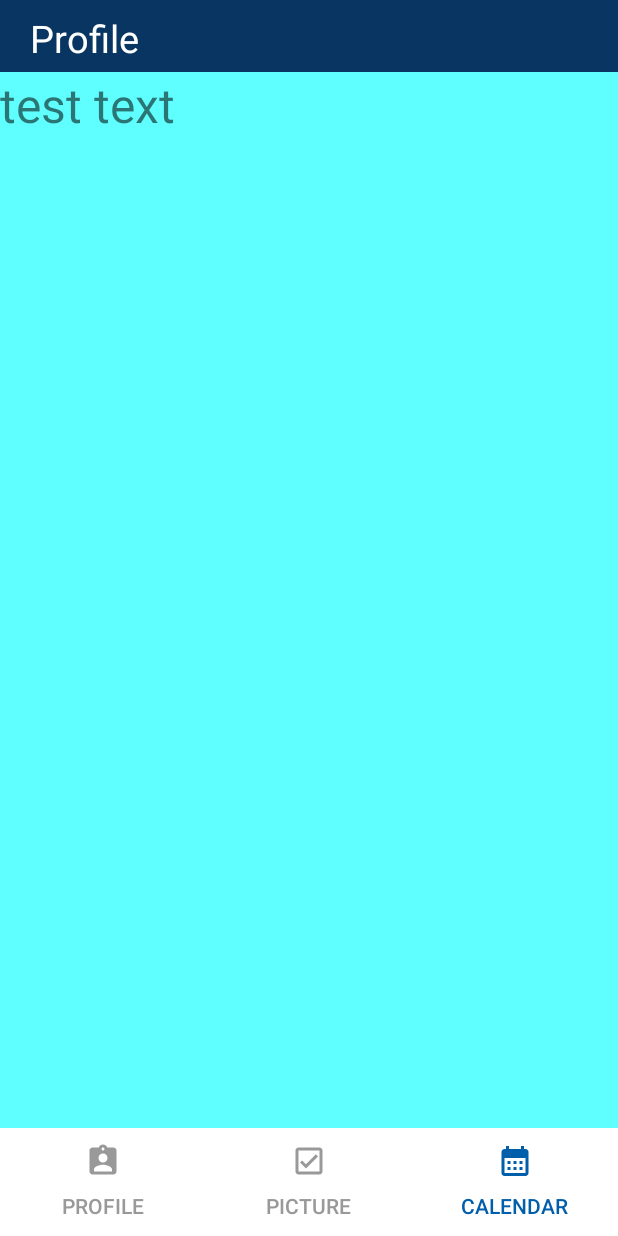
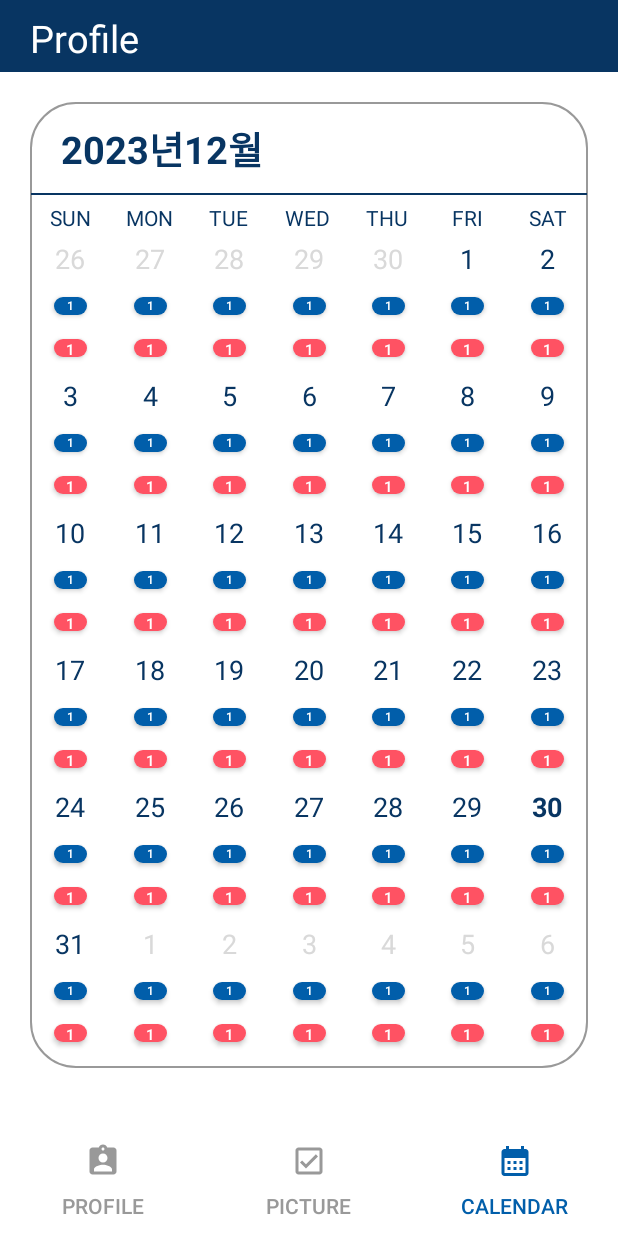
Before and after one commit to jiseop9083/CheckItOut, an Android app: the screen it shows after launch (MainActivity), item 3 of the bottom bar chosen, on a phone screen of 412 x 824 dp. Run offline under Robolectric (Android 15) with nearby library versions, the phone set to English and light mode, and no system bars.

Commit message:
[feat] tab3 캘린더 구현

```diff
--- a/app/src/main/java/com/example/madcampweek1/MainActivity.kt
+++ b/app/src/main/java/com/example/madcampweek1/MainActivity.kt
@@ -5,7 +5,6 @@ import android.os.Bundle
 import com.example.madcampweek1.databinding.ActivityMainBinding
 import androidx.viewpager2.widget.ViewPager2
 import com.google.android.material.tabs.TabLayoutMediator
-import org.json.JSONObject
 
 class MainActivity : AppCompatActivity() {
 
--- /dev/null
+++ b/app/src/main/res/layout/calendar_item.xml
@@ -0,0 +1,47 @@
+<?xml version="1.0" encoding="utf-8"?>
+<androidx.constraintlayout.widget.ConstraintLayout
+    xmlns:android="http://schemas.android.com/apk/res/android"
+    android:layout_width="match_parent"
+    android:layout_height="wrap_content"
+    xmlns:app="http://schemas.android.com/apk/res-auto">
+
+    <TextView
+        android:id="@+id/item_calendar_date_text"
+        android:layout_width="match_parent"
+        android:layout_height="wrap_content"
+        android:text="1"
+        android:textSize="18sp"
+        android:gravity="center_horizontal|top"
+        style="@style/DateTextStyle"
+        app:layout_constraintTop_toTopOf="parent"
+        app:layout_constraintStart_toStartOf="parent"
+        app:layout_constraintEnd_toEndOf="parent"
+        />
+
+    <Button
+        android:id="@+id/attend_btn"
+        android:layout_width="22dp"
+        android:layout_height="12dp"
+        android:background="@drawable/attend_btn"
+        android:textColor="@color/white"
+        android:text="1"
+        android:textSize="8dp"
+        app:layout_constraintBottom_toTopOf="@+id/absence_btn"
+        app:layout_constraintEnd_toEndOf="parent"
+        app:layout_constraintStart_toStartOf="parent"
+        app:layout_constraintTop_toBottomOf="@+id/item_calendar_date_text" />
+
+    <Button
+        android:id="@+id/absence_btn"
+        android:layout_width="22dp"
+        android:layout_height="12dp"
+        android:layout_marginTop="2dp"
+        android:background="@drawable/absence_btn"
+        android:textColor="@color/white"
+        android:text="1"
+        android:textSize="10dp"
+        app:layout_constraintBottom_toBottomOf="parent"
+        app:layout_constraintEnd_toEndOf="parent"
+        app:layout_constraintStart_toStartOf="parent"
+        app:layout_constraintTop_toBottomOf="@+id/attend_btn" />
+</androidx.constraintlayout.widget.ConstraintLayout>
--- a/app/src/main/res/layout/fragment_calendar.xml
+++ b/app/src/main/res/layout/fragment_calendar.xml
@@ -1,18 +1,24 @@
 <?xml version="1.0" encoding="utf-8"?>
-<FrameLayout xmlns:android="http://schemas.android.com/apk/res/android"
+<androidx.constraintlayout.widget.ConstraintLayout xmlns:android="http://schemas.android.com/apk/res/android"
     xmlns:tools="http://schemas.android.com/tools"
     android:layout_width="match_parent"
     android:layout_height="match_parent"
-    android:gravity="center"
-    android:orientation="vertical"
-    android:background="#5fffff"
-    tools:context=".Calendar">
+    xmlns:app="http://schemas.android.com/apk/res-auto"
+    tools:context="com.example.madcampweek1.Calendar">
+    <!-- tools:context는 어떤 컨텍스트와 연결되는지 나타냄 (실행에는 영향 x)-->
 
-<TextView
-    android:id="@+id/test"
-    android:layout_width="wrap_content"
-    android:layout_height="wrap_content"
-    android:text="test text"
-    android:textSize="32sp" />
+    <androidx.viewpager2.widget.ViewPager2
+        android:id="@+id/calendarViewPager"
+        android:layout_width="match_parent"
+        android:layout_height="match_parent"
+        android:layout_marginTop="20dp"
+        android:layout_marginRight="20dp"
+        android:layout_marginLeft="20dp"
+        android:layout_marginBottom="40dp"
+        app:layout_constraintTop_toTopOf="parent"
+        app:layout_constraintBottom_toBottomOf="parent"
+        app:layout_constraintStart_toStartOf="parent"
+        app:layout_constraintEnd_toEndOf="parent"
+        />
 
-</FrameLayout>
+</androidx.constraintlayout.widget.ConstraintLayout>
--- /dev/null
+++ b/app/src/main/res/layout/fragment_calendar_page.xml
@@ -0,0 +1,91 @@
+<?xml version="1.0" encoding="utf-8"?>
+<LinearLayout xmlns:android="http://schemas.android.com/apk/res/android"
+    xmlns:tools="http://schemas.android.com/tools"
+    android:layout_width="match_parent"
+    android:layout_height="match_parent"
+
+    android:background="@drawable/round_image"
+    xmlns:app="http://schemas.android.com/apk/res-auto"
+    android:orientation="vertical">
+
+    <TextView
+        android:id="@+id/calendar_year_month_text"
+        android:layout_width="match_parent"
+        android:layout_height="60dp"
+        android:text="2024년 01월"
+        android:textSize="25sp"
+        android:textStyle="bold"
+        android:gravity="center_vertical|start"
+        android:layout_marginStart="20dp"
+        style="@style/DateTextStyle"/>
+
+    <View
+        android:id="@+id/div"
+        android:layout_width="match_parent"
+        android:layout_height="1dp"
+        android:background="@color/darkBlue" />
+
+    <LinearLayout
+        android:id="@+id/calendar_header"
+        android:layout_width="match_parent"
+        android:layout_height="30dp"
+        android:gravity="center_vertical"
+        android:orientation="horizontal">
+        <TextView android:layout_width="0dp"
+            android:layout_height="wrap_content"
+            android:layout_weight="1"
+            android:gravity="center_horizontal"
+            android:text="SUN"
+            style="@style/DateTextStyle"/>
+        <TextView android:layout_width="0dp"
+            android:layout_height="wrap_content"
+            android:layout_weight="1"
+            android:gravity="center_horizontal"
+            android:text="MON"
+            style="@style/DateTextStyle"/>
+        <TextView android:layout_width="0dp"
+            android:layout_height="wrap_content"
+            android:layout_weight="1"
+            android:gravity="center_horizontal"
+            android:text="TUE"
+            style="@style/DateTextStyle"/>
+        <TextView android:layout_width="0dp"
+            android:layout_height="wrap_content"
+            android:layout_weight="1"
+            android:gravity="center_horizontal"
+            android:text="WED"
+            style="@style/DateTextStyle"/>
+        <TextView android:layout_width="0dp"
+            android:layout_height="wrap_content"
+            android:layout_weight="1"
+            android:gravity="center_horizontal"
+            android:text="THU"
+            style="@style/DateTextStyle"/>
+        <TextView android:layout_width="0dp"
+            android:layout_height="wrap_content"
+            android:layout_weight="1"
+            android:gravity="center_horizontal"
+            android:text="FRI"
+            style="@style/DateTextStyle"/>
+        <TextView android:layout_width="0dp"
+            android:layout_height="wrap_content"
+            android:layout_weight="1"
+            android:gravity="center_horizontal"
+            android:text="SAT"
+            style="@style/DateTextStyle"/>
+
+    </LinearLayout>
+    <LinearLayout
+        android:id="@+id/calendar_layout"
+        android:layout_width="match_parent"
+        android:layout_height="match_parent">
+        <androidx.recyclerview.widget.RecyclerView
+            android:id="@+id/calendar_view"
+            android:layout_width="match_parent"
+            android:layout_height="match_parent"
+            app:spanCount="7"
+            android:adjustViewBounds="true"
+            app:layout_constrainedHeight="true"
+            />
+    </LinearLayout>
+</LinearLayout>
--- a/app/src/main/res/layout/fragment_picture.xml
+++ b/app/src/main/res/layout/fragment_picture.xml
@@ -4,7 +4,7 @@
     xmlns:tools="http://schemas.android.com/tools"
     android:layout_width="match_parent"
     android:layout_height="match_parent"
-    android:background="#ffffff"
+    android:background="@color/white"
     tools:context=".Picture">
 
     <GridView
--- a/app/src/main/res/values/colors.xml
+++ b/app/src/main/res/values/colors.xml
@@ -9,5 +9,5 @@
     <color name="darkGrey">#FF666666</color>
     <color name="lightGrey">#FFD9D9D9</color>
     <color name="transparent">#88000000</color> <!-- image color -->
-    <color name="red">#88FF5263</color>
+    <color name="red">#FFFF5263</color>
 </resources>
--- a/app/src/main/res/values/strings.xml
+++ b/app/src/main/res/values/strings.xml
@@ -1,5 +1,5 @@
 <resources>
-    <string name="app_name">madcampWeek1</string>
-    <!-- TODO: Remove or change this placeholder text -->
-    <string name="hello_blank_fragment">Hello blank fragment</string>
+    <string name="app_name">JJAEKKIRAU</string>
+
+    <string name="calendar_year_month_format">yyyy년MM월</string>
 </resources>
--- a/app/src/main/res/values/styles.xml
+++ b/app/src/main/res/values/styles.xml
@@ -1,7 +1,13 @@
 <?xml version="1.0" encoding="utf-8"?>
 <resources>
-    <style name = "day_text_view">
-        <item name = "android:textSize">20dp</item>
-        <item name = "android:textColor">@color/blue</item>
+    <style name="DateTextStyle" parent="@style/Widget.AppCompat.TextView">
+        <item name="android:textColor">@color/darkBlue</item>
+    </style>
+    <style name="LightColorDateTextStyle" parent="@style/Widget.AppCompat.TextView">
+        <item name="android:textColor">@color/lightGrey</item>
+    </style>
+    <style name="RoundedImageView" parent="">
+        <item name="cornerFamily">rounded</item>
+        <item name="cornerSize">20dp</item>
     </style>
 </resources>
```
Also changed, not shown: app/src/main/java/com/example/madcampweek1/Calendar.kt (+21 -1 lines), app/src/main/java/com/example/madcampweek1/CalendarAdapter.kt (added, +84 -0 lines), app/src/main/java/com/example/madcampweek1/CalendarPageFragment.kt (added, +117 -0 lines), app/src/main/java/com/example/madcampweek1/CalendarPagerAdapter.kt (added, +18 -0 lines), app/src/main/java/com/example/madcampweek1/FurangCalendar.kt (added, +65 -0 lines), app/src/main/java/com/example/madcampweek1/GridAdapter.kt (+26 -39 lines), app/src/main/java/com/example/madcampweek1/RoutineDateLiveData.kt (added, +20 -0 lines), app/src/main/res/layout/grid_item.xml (+9 -4 lines), app/src/main/res/layout/profile_items.xml (+5 -4 lines).
